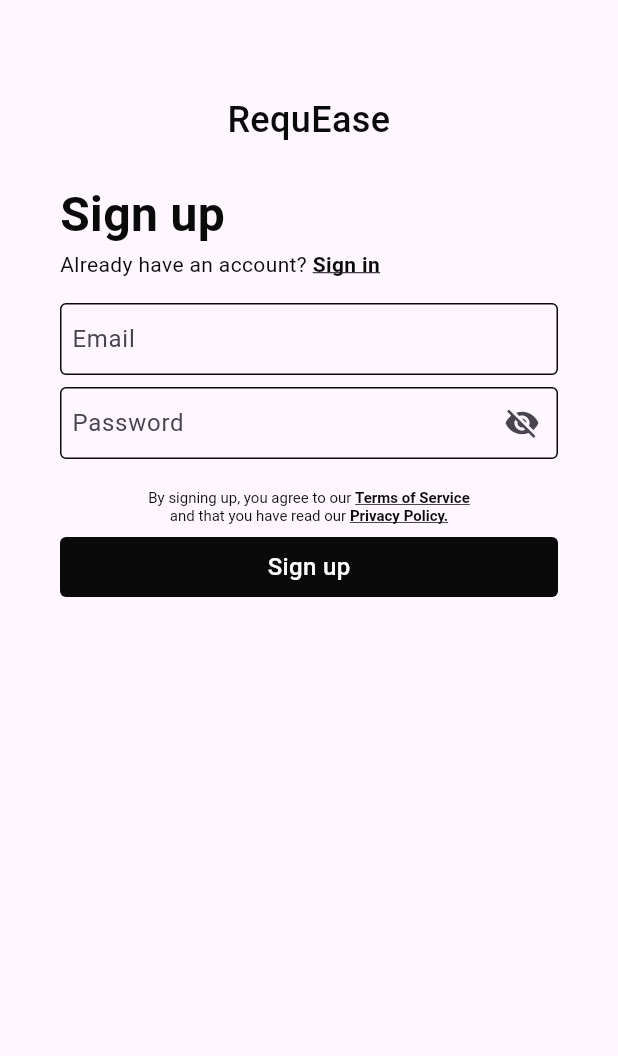
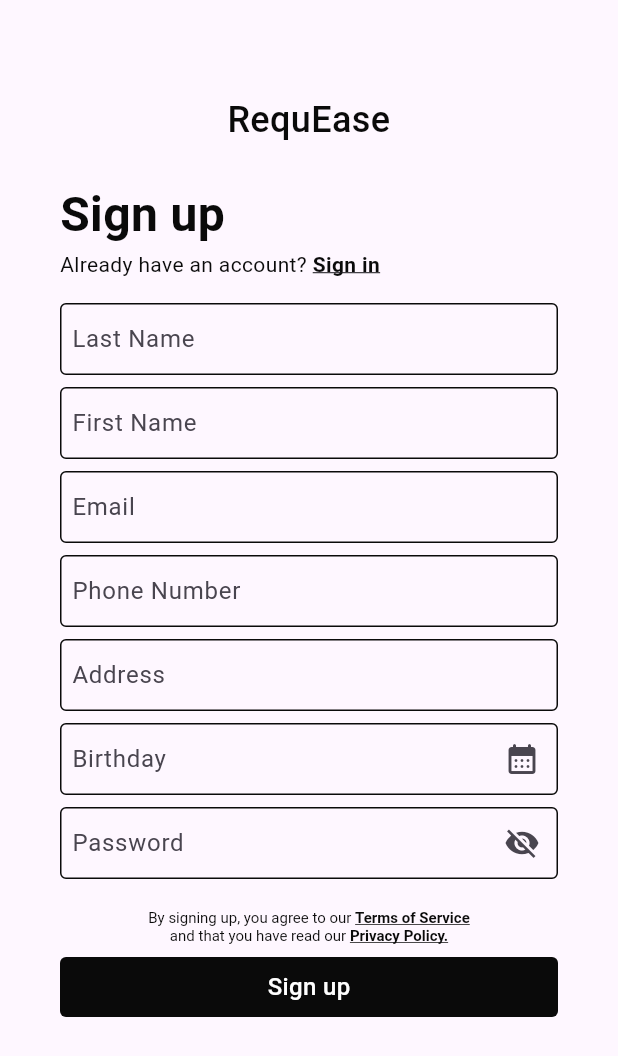
Before and after one commit to divel00/addihills, a Flutter app: the SignupPage screen opened directly, on a phone screen of 412 x 824 dp. Shown: the top 1056 px of the screen. Run offline on Flutter 3.47's test engine with Material 3 defaults, Android fonts, the phone set to English and light mode, and no system bars; our stand-ins replace cloud_firestore, firebase_auth, firebase_core; accounts and stored records are empty; network calls fail.

Commit message:
4th commit: fix issues w/ signup

```diff
--- a/lib/PAGE/login_page.dart
+++ b/lib/PAGE/login_page.dart
@@ -94,7 +94,7 @@ class LoginPage extends StatelessWidget {
                         shape: RoundedRectangleBorder(
                             borderRadius: BorderRadius.circular(4))),
                     onPressed: () async {
-                      await AuthService(FirebaseAuth.instance).signin(
+                      await AuthService().signin(
                         email: _emailController.text,
                         password: _passwordController.text,
                         context: context
--- a/lib/PAGE/signup_page.dart
+++ b/lib/PAGE/signup_page.dart
@@ -37,13 +37,13 @@ class _SignupPageState extends State<SignupPage> {
   }
 
   void signUpUser() async {
-      await AuthService(FirebaseAuth.instance).signUp(
-      // lastName: _lastNameController.text,
-      // firstName: _firstNameController.text,
+      await AuthService().signUp(
+      lastName: _lastNameController.text,
+      firstName: _firstNameController.text,
       email: _emailController.text,
-      // phoneNumber: _phoneController.text,
-      // address: _addressController.text,
-      // birthday: _birthdayController.text,
+      phoneNumber: _phoneController.text,
+      address: _addressController.text,
+      birthday: _birthdayController.text,
       password: _passwordController.text,
       context: context);
   }
@@ -155,28 +155,28 @@ class _SignupPageState extends State<SignupPage> {
                     key: _formKey,
                     child: Column(
                       children: [
-                        // WithoutIconTextfield(
-                        //   hintText: 'Last Name',
-                        //   labelText: 'Last Name',
-                        //   controller: _lastNameController,
-                        //   validator: (val) {
-                        //     if (val != null && val.isValidLastName) {
-                        //       return "Enter a valid last name";
-                        //     }
-                        //     return null;
-                        //   },
-                        // ),
-                        // WithoutIconTextfield(
-                        //   hintText: 'First Name',
-                        //   labelText: 'First Name',
-                        //   controller: _firstNameController,
-                        //   validator: (val) {
-                        //     if (val!.isEmpty && val.isValidName) {
-                        //       return "Enter a valid first name";
-                        //     }
-                        //     return null;
-                        //   },
-                        // ),
+                        WithoutIconTextfield(
+                          hintText: 'Last Name',
+                          labelText: 'Last Name',
+                          controller: _lastNameController,
+                          validator: (val) {
+                            if (val != null && val.isValidLastName) {
+                              return "Enter a valid last name";
+                            }
+                            return null;
+                          },
+                        ),
+                        WithoutIconTextfield(
+                          hintText: 'First Name',
+                          labelText: 'First Name',
+                          controller: _firstNameController,
+                          validator: (val) {
+                            if (val!.isEmpty && val.isValidName) {
+                              return "Enter a valid first name";
+                            }
+                            return null;
+                          },
+                        ),
                         WithoutIconTextfield(
                           hintText: 'Email',
                           labelText: 'Email',
@@ -188,46 +188,46 @@ class _SignupPageState extends State<SignupPage> {
                             return null;
                           },
                         ),
-                        // WithoutIconTextfield(
-                        //   hintText: 'Phone Number',
-                        //   labelText: 'Phone Number',
-                        //   controller: _phoneController,
-                        //   validator: (val) {
-                        //     if (val != null && !val.isValidPhone) {
-                        //       return "Enter a valid phone number";
-                        //     }
-                        //     return null;
-                        //   },
-                        // ),
-                        // WithoutIconTextfield(
-                        //   hintText: 'Barangay/City/Province',
-                        //   labelText: 'Address',
-                        //   controller: _addressController,
-                        // ),
-                        // Container(
-                        //   margin: const EdgeInsets.symmetric(vertical: 4),
-                        //   child: TextFormField(
-                        //     controller: _birthdayController,
-                        //     readOnly: true,
-                        //     decoration: InputDecoration(
-                        //         hintText: 'Birthday',
-                        //         labelText: 'Birthday',
-                        //         focusedBorder: const OutlineInputBorder(
-                        //             borderSide: BorderSide(
-                        //                 color: Color(0xff0a0a0a), width: 1.5)),
-                        //         border: const OutlineInputBorder(),
-                        //         contentPadding: const EdgeInsets.symmetric(
-                        //             horizontal: 4, vertical: 10),
-                        //         enabledBorder: const OutlineInputBorder(
-                        //             borderSide: BorderSide(
-                        //                 color: Color(0xff0a0a0a), width: 1)),
-                        //         suffixIcon: InkWell(
-                        //           onTap: _showDatePicker,
-                        //           child:
-                        //               const Icon(Icons.calendar_month_rounded),
-                        //         )),
-                        //   ),
-                        // ),
+                        WithoutIconTextfield(
+                          hintText: 'Phone Number',
+                          labelText: 'Phone Number',
+                          controller: _phoneController,
+                          validator: (val) {
+                            if (val != null && !val.isValidPhone) {
+                              return "Enter a valid phone number";
+                            }
+                            return null;
+                          },
+                        ),
+                        WithoutIconTextfield(
+                          hintText: 'Barangay/City/Province',
+                          labelText: 'Address',
+                          controller: _addressController,
+                        ),
+                        Container(
+                          margin: const EdgeInsets.symmetric(vertical: 4),
+                          child: TextFormField(
+                            controller: _birthdayController,
+                            readOnly: true,
+                            decoration: InputDecoration(
+                                hintText: 'Birthday',
+                                labelText: 'Birthday',
+                                focusedBorder: const OutlineInputBorder(
+                                    borderSide: BorderSide(
+                                        color: Color(0xff0a0a0a), width: 1.5)),
+                                border: const OutlineInputBorder(),
+                                contentPadding: const EdgeInsets.symmetric(
+                                    horizontal: 4, vertical: 10),
+                                enabledBorder: const OutlineInputBorder(
+                                    borderSide: BorderSide(
+                                        color: Color(0xff0a0a0a), width: 1)),
+                                suffixIcon: InkWell(
+                                  onTap: _showDatePicker,
+                                  child:
+                                      const Icon(Icons.calendar_month_rounded),
+                                )),
+                          ),
+                        ),
                         PasswordTextfield(
                           controller: _passwordController,
                         ),
@@ -270,18 +270,7 @@ class _SignupPageState extends State<SignupPage> {
                         ),
                         InkWell(
                           onTap: () async {
-                            await AuthService(FirebaseAuth.instance).signUp(
-                            // lastName: _lastNameController.text,
-                            // firstName: _firstNameController.text,
-                            email: _emailController.text,
-                            // phoneNumber: _phoneController.text,
-                            // address: _addressController.text,
-                            // birthday: _birthdayController.text,
-                            password: _passwordController.text,
-                            context: context);
-
-
-                            //signUpUser();
+                            signUpUser();
                             // debugPrint(_birthdayController.text);
                             //_formKey.currentState!.validate();
                             // Make sure _fname is not null
@@ -403,6 +392,7 @@ class _PasswordTextfieldState extends State<PasswordTextfield> {
     return Container(
       margin: const EdgeInsets.symmetric(vertical: 4),
       child: TextFormField(
+        controller: widget.controller,
         decoration: InputDecoration(
           hintText: 'Password',
           labelText: 'Password',
```
Also changed, not shown: lib/SERVICES/auth_service.dart (+34 -87 lines).
